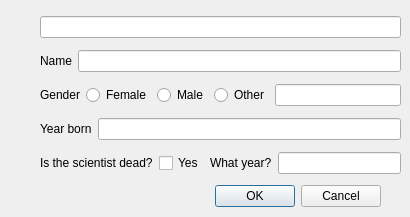
Before: the Qt Designer form vln-vika3/vln3/editscientistsdialog.ui in hoddiingi/vln1-2016, drawn with Qt 5.
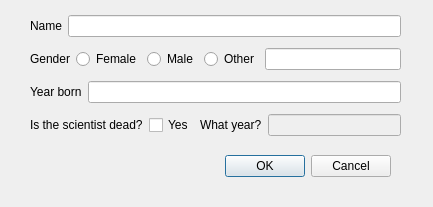
After: the same form once the commit is applied.

Diff of the .ui file:
```diff
--- a/vln-vika3/vln3/editscientistsdialog.ui
+++ b/vln-vika3/vln3/editscientistsdialog.ui
@@ -6,8 +6,8 @@
    <rect>
     <x>0</x>
     <y>0</y>
-    <width>410</width>
-    <height>217</height>
+    <width>433</width>
+    <height>207</height>
    </rect>
   </property>
   <property name="windowTitle">
@@ -16,8 +16,8 @@
   <widget class="QDialogButtonBox" name="buttonBox">
    <property name="geometry">
     <rect>
-     <x>40</x>
-     <y>180</y>
+     <x>50</x>
+     <y>150</y>
      <width>341</width>
      <height>32</height>
     </rect>
@@ -32,20 +32,13 @@
   <widget class="QWidget" name="verticalLayoutWidget">
    <property name="geometry">
     <rect>
-     <x>40</x>
+     <x>30</x>
      <y>10</y>
-     <width>361</width>
-     <height>171</height>
+     <width>371</width>
+     <height>131</height>
     </rect>
    </property>
    <layout class="QVBoxLayout" name="verticalLayout">
-    <item>
-     <layout class="QHBoxLayout" name="horizontalLayout">
-      <item>
-       <widget class="QLineEdit" name="editID"/>
-      </item>
-     </layout>
-    </item>
     <item>
      <layout class="QHBoxLayout" name="horizontalLayout_2">
       <item>
@@ -133,7 +126,11 @@
        </widget>
       </item>
       <item>
-       <widget class="QLineEdit" name="editDeath"/>
+       <widget class="QLineEdit" name="editDeath">
+        <property name="enabled">
+         <bool>false</bool>
+        </property>
+       </widget>
       </item>
      </layout>
     </item>
```
Left out of the diff: 7 changed lines with no effect on the pictures.
